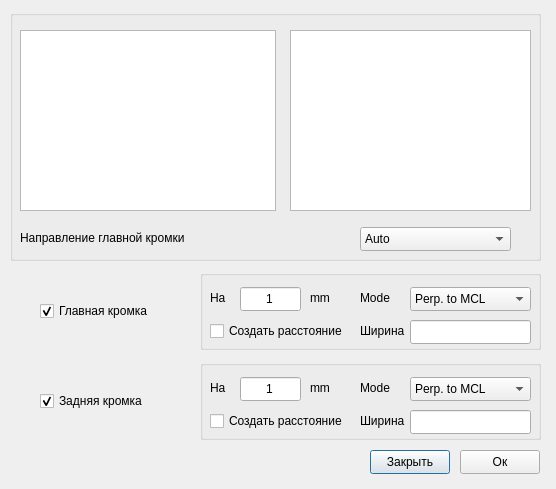
Before: the Qt Designer form curve/widthedgewindow.ui in SoloMainDeveloper/TurbineQC, drawn with Qt 5.
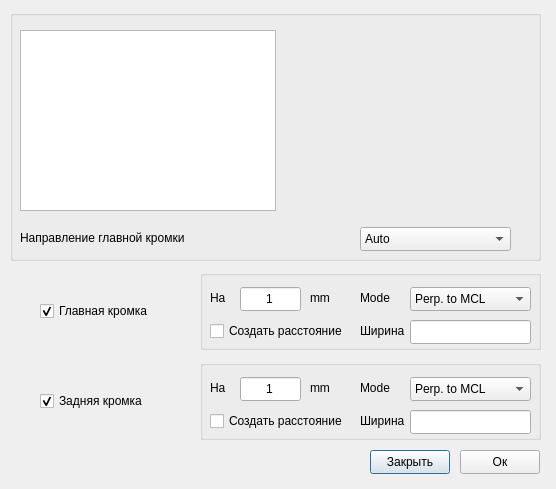
After: the same form once the commit is applied.

The edit to the form file:
```diff
--- a/curve/widthedgewindow.ui
+++ b/curve/widthedgewindow.ui
@@ -83,13 +83,13 @@
      </property>
     </item>
    </widget>
-   <widget class="QGraphicsView" name="graphicsView">
+   <widget class="QWidget" name="container" native="true">
     <property name="geometry">
      <rect>
-      <x>280</x>
-      <y>20</y>
-      <width>241</width>
-      <height>181</height>
+      <x>279</x>
+      <y>19</y>
+      <width>242</width>
+      <height>183</height>
      </rect>
     </property>
    </widget>
```
